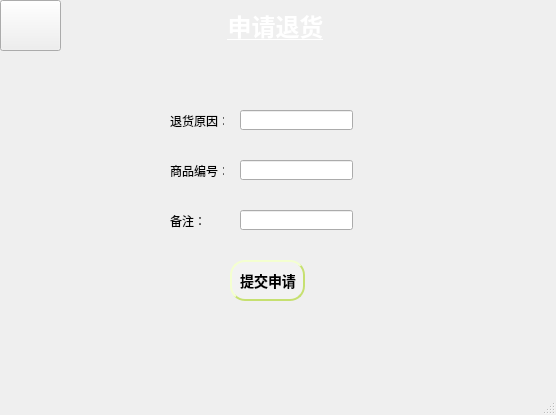
code-aifarmer/Home-appliance-information-management-system-, file mainwindow9.ui: the form before one commit.
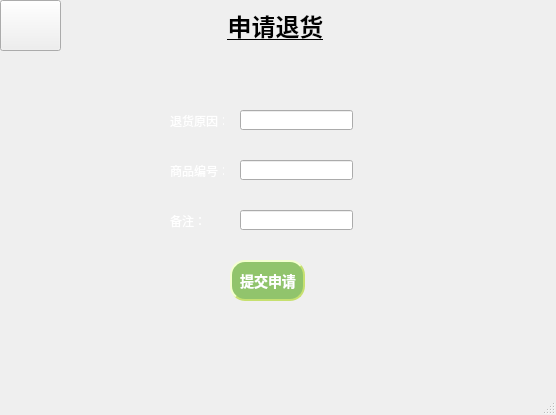
The form after the commit. Icons and pictures are not drawn.

```diff
--- a/mainwindow9.ui
+++ b/mainwindow9.ui
@@ -37,11 +37,9 @@
      </font>
     </property>
     <property name="styleSheet">
-     <string notr="true">
- background-color: qlineargradient(x1:0, y1:0, x2:1, y2:1,
-stop:0 #91c46c,stop:1#91c46c);
- 
-color: white; </string>
+     <string notr="true">color: rgb(255, 255, 255);
+QLable{background-image: url(C:/Users/12234/Desktop/9.jpg);colour:white}
+</string>
     </property>
     <property name="text">
      <string>申请退货</string>
@@ -192,6 +190,9 @@
       <height>21</height>
      </rect>
     </property>
+    <property name="styleSheet">
+     <string notr="true">color: rgb(255, 255, 255);</string>
+    </property>
     <property name="text">
      <string>退货原因：</string>
     </property>
@@ -205,6 +206,9 @@
       <height>21</height>
      </rect>
     </property>
+    <property name="styleSheet">
+     <string notr="true">color: rgb(255, 255, 255);</string>
+    </property>
     <property name="text">
      <string>商品编号：</string>
     </property>
@@ -228,6 +232,9 @@
       <height>21</height>
      </rect>
     </property>
+    <property name="styleSheet">
+     <string notr="true">color: rgb(255, 255, 255);</string>
+    </property>
     <property name="text">
      <string>备注：</string>
     </property>
@@ -258,11 +265,11 @@
 }
 
 QPushButton {
-background-color: #ffffff;
+background-color: #91c46c;
 color: #ffffff;
-color: black;
+color:white;
                     /* 文字颜色 */
-background-color: #f2f2f2;       /* 背景色 */
+background-color: #91c46c;       /* 背景色 */
 border-style: outset;            /* 边框风格 */
 border-width: 2px;               /* 边框宽度 */
 border-radius: 5px;              /* 边框圆角 */
```
Left out of the diff: 108 changed lines with no effect on the pictures.
